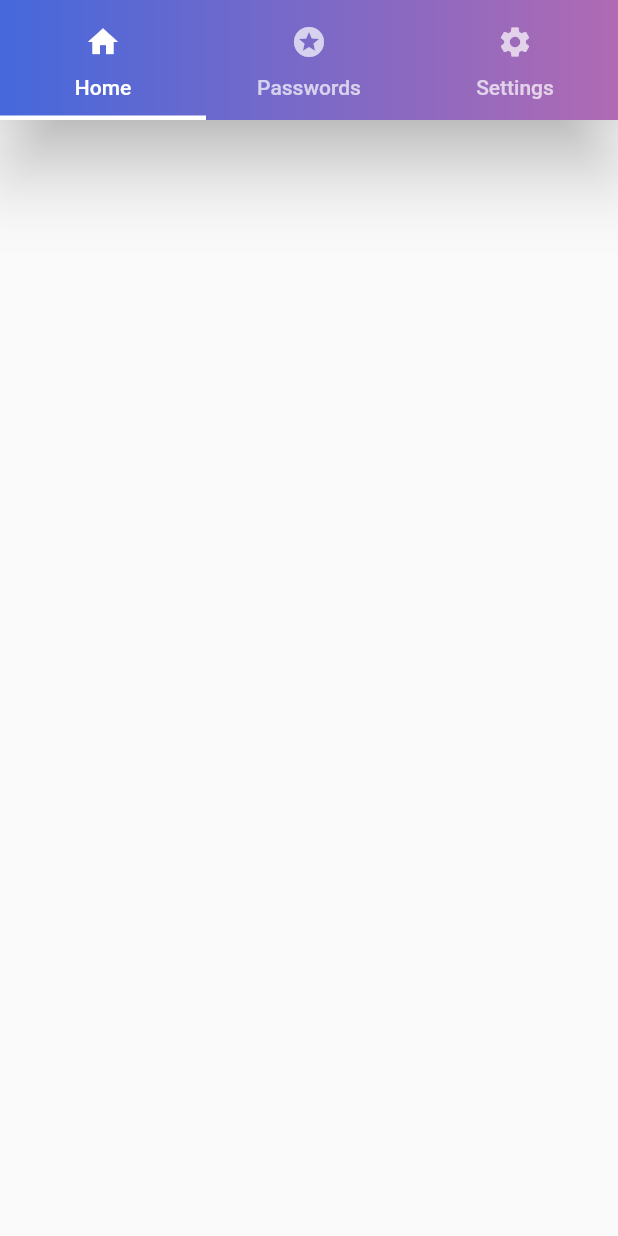
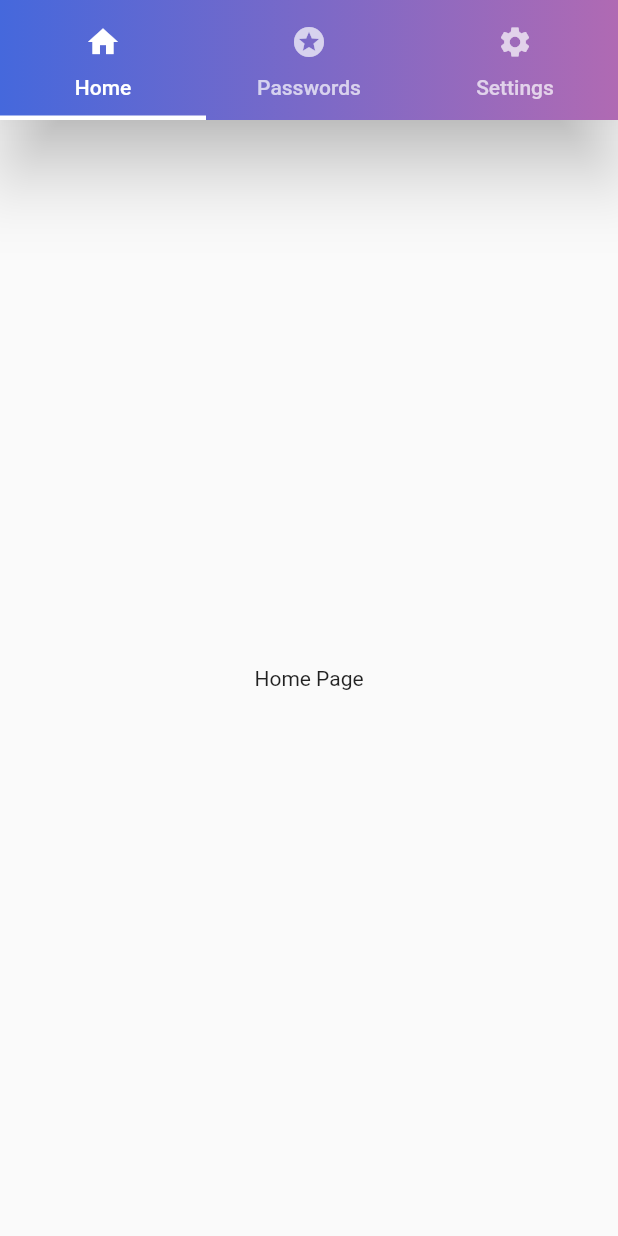
Before and after one commit to aekrops/password-generation, a Flutter app: the screen it shows after launch, on a phone screen of 412 x 824 dp. Run offline on Flutter 3.47's test engine with Material 2 defaults, Android fonts, the phone set to English and light mode, and no system bars.

Commit message:
added ability to switch

```diff
--- a/lib/components/appbar.dart
+++ b/lib/components/appbar.dart
@@ -1,9 +1,7 @@
 import 'package:flutter/material.dart';
 import 'package:flutter/rendering.dart';
 
-Widget appBar() => DefaultTabController(
-    length: 3,
-    child: AppBar(
+Widget appBar() => AppBar(
         title: const Text(""),
         flexibleSpace: Container(
           decoration: const BoxDecoration(
@@ -28,4 +26,4 @@ Widget appBar() => DefaultTabController(
               icon: Icon(Icons.settings),
               text: 'Settings',
             )
-        ])));
+        ]));
--- a/lib/pages/home.dart
+++ b/lib/pages/home.dart
@@ -18,11 +18,17 @@ class _HomePageState extends State<HomePage> {
                 preferredSize: const Size.fromHeight(80),
                 child: appBar()
             ) ,
-            body: Center(
-              child: Column(
-                children: const <Widget>[],
-              ),
+            body: TabBarView(
+              children: [
+                buildPage("Home Page"),
+                buildPage("Passwords Page"),
+                buildPage("Settings Page"),
+              ],
             ),
           )
       );
 }
+
+Widget buildPage(String text) => Center(
+  child: Text(text),
+);
```
